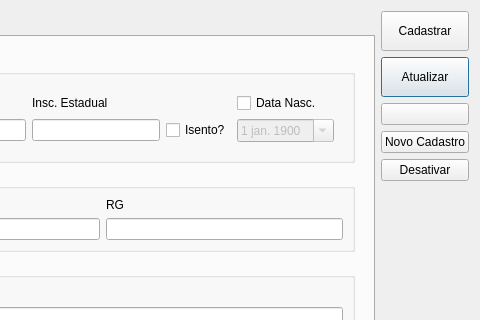
First picture: the form in ui/cadastrocliente.ui, repository darktorres/ERP-STACCATO, before the edit; both pictures show x 668 to 1148 and y 0 to 320 of the 1148 by 732 pixel window.
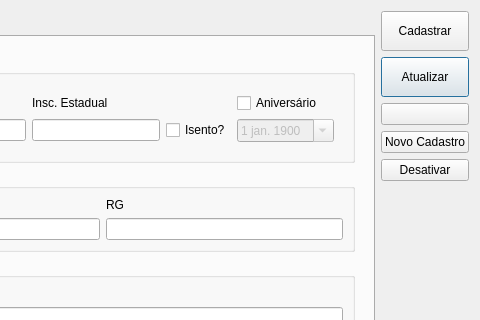
Second picture: the form after the edit. Icons and pictures are not drawn. Custom widgets are drawn as their Qt base class.

The edit to the form file:
```diff
--- a/ui/cadastrocliente.ui
+++ b/ui/cadastrocliente.ui
@@ -296,7 +296,7 @@
                   <item row="0" column="6">
                    <widget class="QCheckBox" name="checkBoxDataNasc">
                     <property name="text">
-                     <string>Data Nasc.</string>
+                     <string>Aniversário</string>
                     </property>
                    </widget>
                   </item>
```
